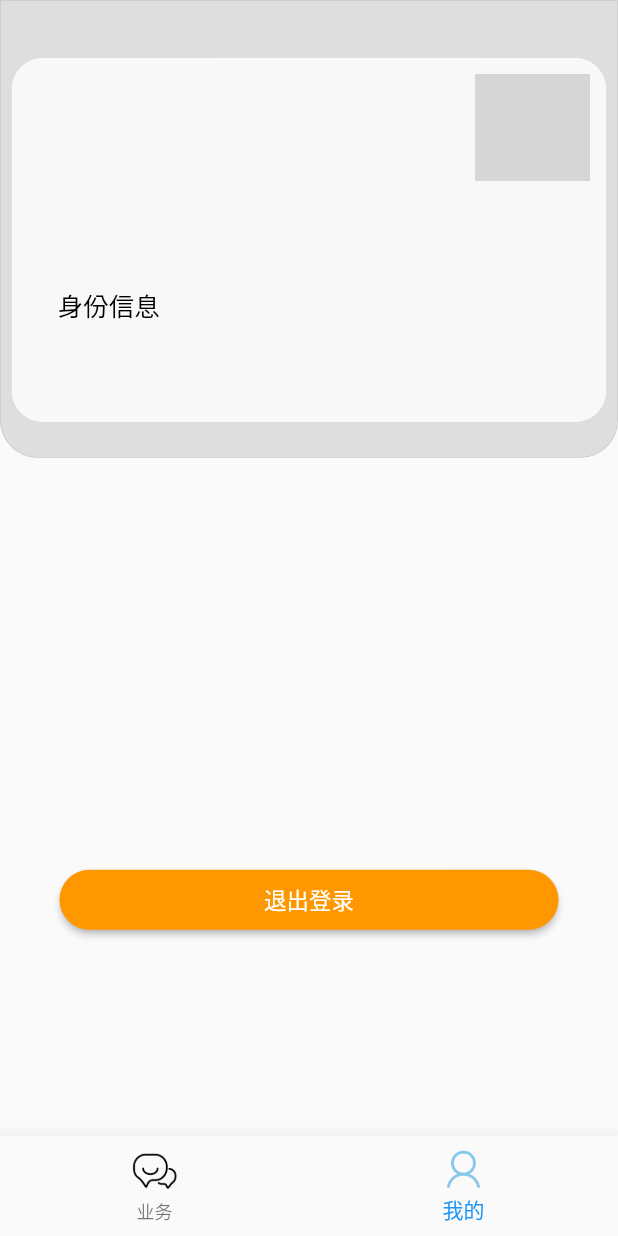
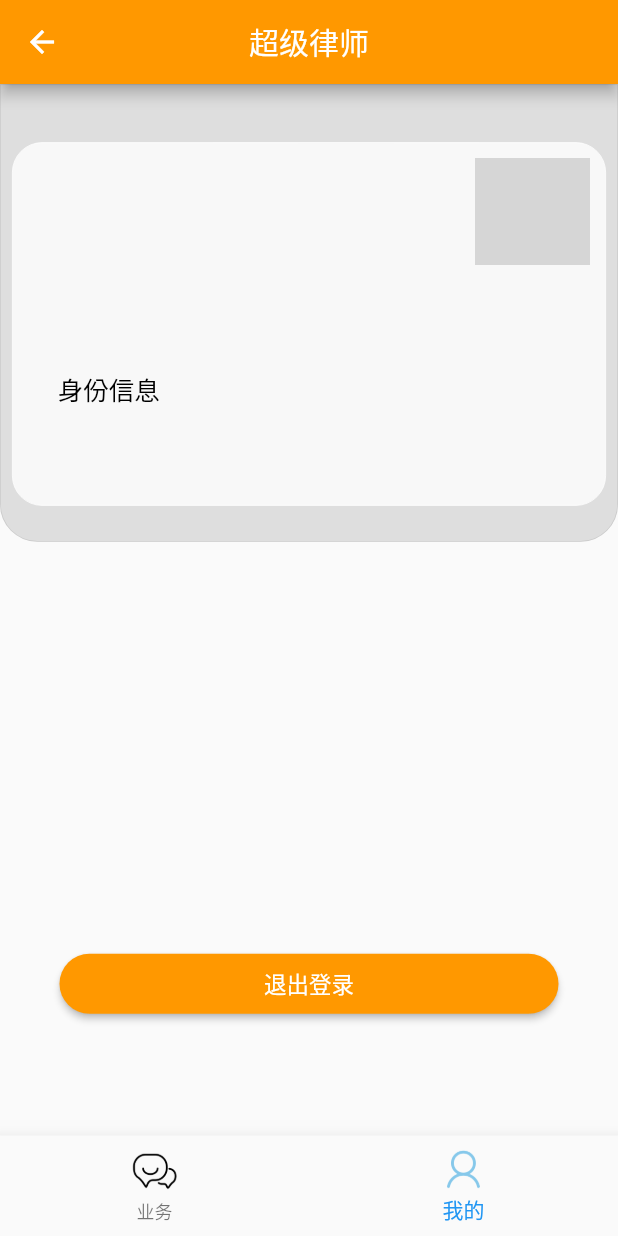
Before and after one commit to shAdow-XJY/super-lawer-client, a Flutter app: the AdminIndexPage screen opened directly with empty values, item 2 of the bottom bar chosen, on a phone screen of 412 x 824 dp. Run offline on Flutter 3.47's test engine with Material 2 defaults, Android fonts, the phone set to English and light mode, and no system bars; our stand-ins replace dio, fluttertoast, group_button, image_picker; missing offline and left inert: gzx_dropdown_menu; network calls fail; grey boxes are pictures that could not be loaded.

Commit message:
admin管理员模块全部规范修改以及回调刷新逻辑编写，以及样式颜色统一，管理员模块基本全部完善

```diff
--- a/lib/page/admin/admin_index.dart
+++ b/lib/page/admin/admin_index.dart
@@ -25,12 +25,17 @@ class _AdminIndexState extends State<AdminIndexPage> {
     });
     print(widget.arguments);
     _pageList.addAll(
-        [AdminBussinesspage(), AdminMyPage(userInfo: widget.arguments)]);
+        [const AdminBussinesspage(), AdminMyPage(userInfo: widget.arguments)]);
   }
 
   @override
   Widget build(BuildContext context) {
     return Scaffold(
+      appBar: AppBar(
+        title: const Text("超级律师"),
+        centerTitle: true,
+        backgroundColor: Colors.orange,
+      ),
       body: _pageList[_currntIndex],
       bottomNavigationBar: BottomNavigationBar(
           onTap: _onTabClick,
@@ -47,15 +52,15 @@ class _AdminIndexState extends State<AdminIndexPage> {
         child: Image.asset("assets/images/public/index/${key}_active.png",
             width: 32, height: 32, fit: BoxFit.cover),
       ),
-      label: "$value",
+      label: value,
       icon: Image.asset("assets/images/public/index/$key.png",
           width: 32, height: 32, fit: BoxFit.cover),
     );
   }
 
   void _onTabClick(int value) {
-    this.setState(() {
-      this._currntIndex = value;
+    setState(() {
+      _currntIndex = value;
     });
   }
 }
--- a/lib/page/admin/admin_my.dart
+++ b/lib/page/admin/admin_my.dart
@@ -27,21 +27,20 @@ class _MyPageState extends State<AdminMyPage> {
   Widget build(BuildContext context) {
     var height = MediaQuery.of(context).size.height;
     var width = MediaQuery.of(context).size.width;
-    return Container(
-      child: ListView(
-        padding: EdgeInsets.only(top: 0),
+    return ListView(
+      padding: const EdgeInsets.only(top: 0),
+      children: [
+        SizedBox(
+          height: height / 2.7,
+          child: Stack(
+            alignment: const AlignmentDirectional(0, 0.2),
             children: [
               Container(
-            height: height / 2.7,
-            child: Stack(
-              alignment: AlignmentDirectional(0, 0.2),
-              children: [
-                Container(
-                    decoration: new BoxDecoration(
-                        border: new Border.all(
+                  decoration: BoxDecoration(
+                      border: Border.all(
                           color: Colors.grey.withOpacity(0.3), width: 0.5),
                       color: Colors.grey.withOpacity(0.3),
-                        borderRadius: BorderRadius.vertical(
+                      borderRadius: const BorderRadius.vertical(
                           bottom: Radius.circular(25)))),
               Align(
                 alignment: Alignment.bottomCenter,
@@ -49,12 +48,12 @@ class _MyPageState extends State<AdminMyPage> {
                   padding: const EdgeInsets.all(8.0),
                   child: Column(
                     children: [
-                        Spacer(),
+                      const Spacer(),
                       Container(
                         padding: const EdgeInsets.all(10.0),
                         height: height / 3.4,
-                          decoration: new BoxDecoration(
-                              border: new Border.all(
+                        decoration: BoxDecoration(
+                            border: Border.all(
                                 color: Colors.white, width: 0.5),
                             color: Colors.white.withOpacity(0.8),
                             borderRadius: BorderRadius.circular(20)),
@@ -76,21 +75,21 @@ class _MyPageState extends State<AdminMyPage> {
                                       left: 20.0, top: 30),
                                   child: Text(
                                     widget.userInfo["nickname"],
-                                      style: TextStyle(
+                                    style: const TextStyle(
                                         fontSize: 30,
                                         fontWeight: FontWeight.w700),
                                   ),
                                 )),
                             Align(
                               alignment: Alignment.bottomLeft,
-                                child: Container(
+                              child: SizedBox(
                                 height: 80,
                                 child: Padding(
                                   padding: const EdgeInsets.only(
                                       left: 20.0, bottom: 10),
                                   child: Column(
                                     children: [
-                                        Text(
+                                      const Text(
                                         "身份信息",
                                         style: TextStyle(
                                             fontSize: 17,
@@ -98,7 +97,7 @@ class _MyPageState extends State<AdminMyPage> {
                                       ),
                                       Text(
                                         widget.userInfo["user_type"],
-                                          style: TextStyle(
+                                        style: const TextStyle(
                                             fontSize: 17, color: Colors.grey),
                                       ),
                                     ],
@@ -109,7 +108,7 @@ class _MyPageState extends State<AdminMyPage> {
                           ],
                         ),
                       ),
-                        SizedBox(
+                      const SizedBox(
                         height: 16,
                       )
                     ],
@@ -124,7 +123,6 @@ class _MyPageState extends State<AdminMyPage> {
         ),
         _LogoutButton(width: width),
       ],
-      ),
     );
   }
 }
@@ -147,9 +145,9 @@ class _LogoutButton extends StatelessWidget {
         onPressed: () {
           Navigator.popAndPushNamed(context, "/");
         },
-        shape: StadiumBorder(side: BorderSide.none),
+        shape: const StadiumBorder(side: BorderSide.none),
         color: Colors.orange,
-        child: Text(
+        child: const Text(
           '退出登录',
           style: TextStyle(color: Colors.white, fontSize: 15),
         ),
--- a/lib/page/admin/manage/auth_detail.dart
+++ b/lib/page/admin/manage/auth_detail.dart
@@ -67,7 +67,7 @@ class _AuthPageState extends State<AuthDetailPage> {
         return Scaffold(
           appBar: AppBar(
             title: const Text("认证详情"),
-            backgroundColor: Colors.orange.withOpacity(0.3),
+            backgroundColor: Colors.orange,
           ),
         );
     }
@@ -237,7 +237,7 @@ class _AuthPageState extends State<AuthDetailPage> {
 
     return Scaffold(
         appBar: AppBar(
-          backgroundColor: Colors.orange.withOpacity(0.5),
+          backgroundColor: Colors.orange,
           brightness: Brightness.light,
           title: const Text('认证信息'),
         ),
@@ -369,7 +369,7 @@ class _AuthPageState extends State<AuthDetailPage> {
     ]));
     return Scaffold(
         appBar: AppBar(
-          backgroundColor: Colors.orange.withOpacity(0.3),
+          backgroundColor: Colors.orange,
           brightness: Brightness.light,
           title: const Text('认证信息'),
         ),
--- a/lib/page/admin/manage/auth_manage.dart
+++ b/lib/page/admin/manage/auth_manage.dart
@@ -67,14 +67,13 @@ class _AuthManagePageState extends State<AuthManagePage> {
         title: const Text(
           "认证管理",
         ),
-        backgroundColor: Colors.orange.withOpacity(0.3),
+        backgroundColor: Colors.orange,
         centerTitle: true,
       ),
       body: loading
           ?LoadingDialog()
           :ListView.builder(
-          itemCount: _list
-              .length, //此处展示需要写成 3，实际适用时  _listData==null?0:_listData.length
+          itemCount: _list.length, //此处展示需要写成 3，实际适用时  _listData==null?0:_listData.length
           itemBuilder: (content, index) {
             return _list[index];
           }),
--- a/lib/page/admin/manage/project_detail.dart
+++ b/lib/page/admin/manage/project_detail.dart
@@ -230,7 +230,7 @@ class _ProjectDetailPageState extends State<ProjectDetailHanlePage> {
     return Scaffold(
         appBar: AppBar(
           title: const Text("项目详情"),
-          backgroundColor: Colors.orange.withOpacity(0.5),
+          backgroundColor: Colors.orange,
         ),
         body: ListView.builder(
             itemCount: _list
--- a/lib/page/enterprise/project_list.dart
+++ b/lib/page/enterprise/project_list.dart
@@ -1,5 +1,3 @@
-import 'dart:async';
-
 import 'package:flutter/material.dart';
 import 'package:super_lawer/model/response.dart';
 import 'package:super_lawer/service/enterpeise_service.dart';
```
Also changed, not shown: lib/page/admin/admin_bussiness.dart (+9 -24 lines), lib/page/admin/manage/fee_detail.dart (+27 -27 lines), lib/page/admin/manage/fee_list.dart (+28 -14 lines), lib/page/admin/manage/project_handle.dart (+31 -17 lines), lib/page/admin/manage/project_lawer_chooose.dart (+13 -13 lines), lib/router/router.dart (+6 -6 lines). Lines whose indentation alone changed are shown as unchanged.
